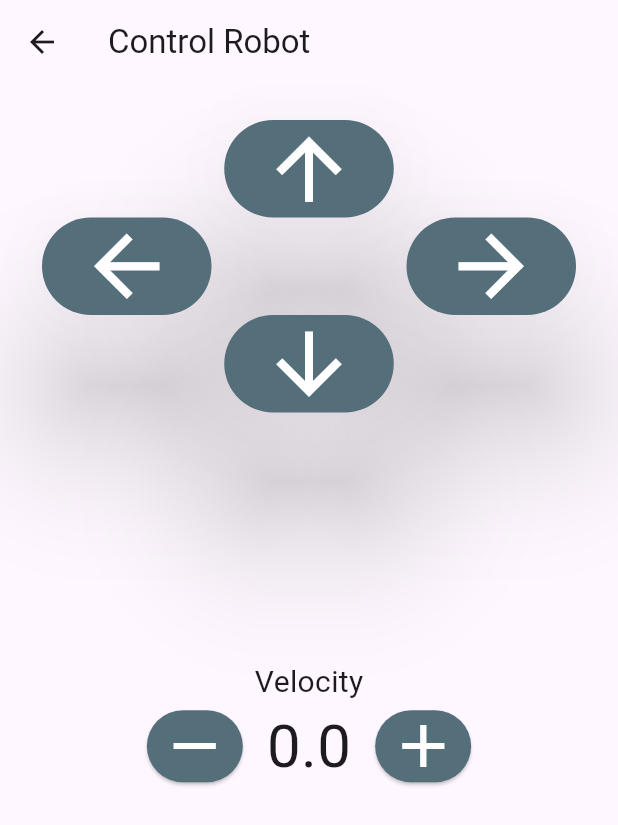
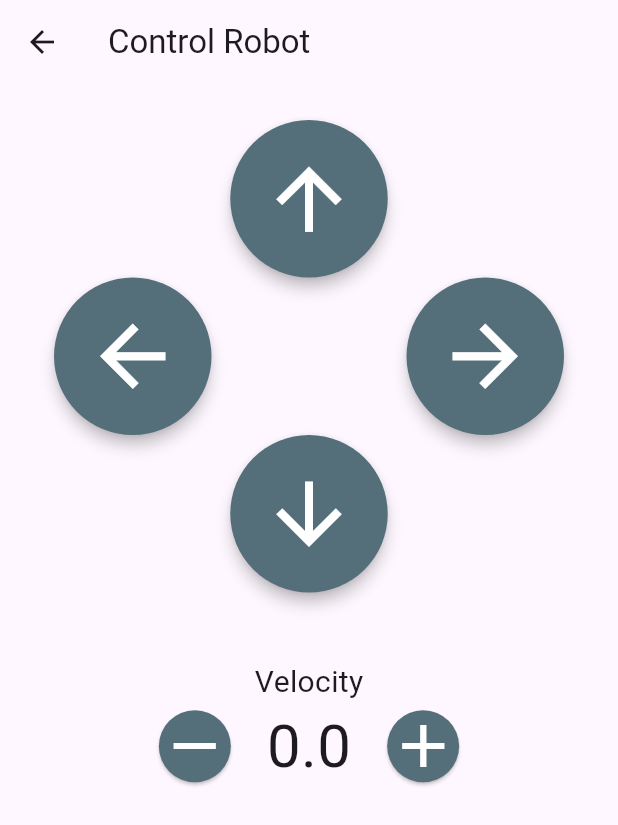
Before and after one commit to XavierGomez95/RemoteControl, a Flutter app: the ControlScreen screen opened directly, on a phone screen of 412 x 824 dp. Shown: the top 825 px of the screen. Run offline on Flutter 3.47's test engine with Material 3 defaults, Android fonts, the phone set to English and light mode, and no system bars.

Commit message:
ink
buttons ma beau_

```diff
--- a/lib/models/robot.dart
+++ b/lib/models/robot.dart
@@ -13,4 +13,10 @@ class Robot {
     this.rotations = 0,
     required this.position, // Inicializa con un valor predeterminado si es necesario
   });
+
+  set velocity(double velocity) {}
+
+  set lightOn(bool lightOn) {}
+
+  set packetColor(String packetColor) {}
 }
--- /dev/null
+++ b/lib/widgets/directionButton.dart
@@ -0,0 +1,30 @@
+import 'package:flutter/material.dart';
+
+
+class DirectionButton extends StatelessWidget {
+  final IconData icon;
+  final VoidCallback onPressed;
+  final double size;
+  final ButtonStyle style;
+
+  const DirectionButton({
+    super.key,
+    required this.icon,
+    required this.onPressed,
+    required this.size,
+    required this.style,
+  });
+
+  @override
+  Widget build(BuildContext context) {
+    return ElevatedButton(
+      style: style,
+      onPressed: onPressed,
+      child: Icon(
+        icon,
+        size: size / 2, // Tamaño del ícono relativo al del botón
+        color: Colors.white,
+      ),
+    );
+  }
+}
--- a/lib/widgets/direction_control.dart
+++ b/lib/widgets/direction_control.dart
@@ -1,4 +1,5 @@
 import 'package:flutter/material.dart';
+import 'package:remotecontrol/widgets/directionButton.dart';
 
 class DirectionControl extends StatelessWidget {
   final Function(String direction) onDirectionSelected;
@@ -7,19 +8,20 @@ class DirectionControl extends StatelessWidget {
   const DirectionControl({
     super.key,
     required this.onDirectionSelected,
-    this.buttonSize = 120.0, // Tamaño de los botones
+    this.buttonSize = 60.0, // Tamaño de los botones
   });
 
   @override
   Widget build(BuildContext context) {
     // Estilo para los botones
     final buttonStyle = ElevatedButton.styleFrom(
-      foregroundColor: Colors.white, primary: Colors.blueGrey[600], // Color del ícono
-      elevation: 40, // Sombra del botón
-      shape: RoundedRectangleBorder(
-        borderRadius: BorderRadius.circular(100), // Bordes redondeados
-      ),
+      foregroundColor: Colors.white,
+      primary: Colors.blueGrey[600], // Color del ícono
+      elevation: 4, // Sombra del botón (una sombra más sutil)
+      shape: CircleBorder(), // Esto creará un borde circular para el botón
+      padding: EdgeInsets.all(20), // Añade un poco de padding si quieres que los botones sean más grandes
     );
+
 
     return Padding(
       padding: const EdgeInsets.all(16.0), // Espacio alrededor de la grilla de botones
@@ -64,31 +66,3 @@ class DirectionControl extends StatelessWidget {
     );
   }
 }
-
-class DirectionButton extends StatelessWidget {
-  final IconData icon;
-  final VoidCallback onPressed;
-  final double size;
-  final ButtonStyle style;
-
-  const DirectionButton({
-    super.key,
-    required this.icon,
-    required this.onPressed,
-    required this.size,
-    required this.style,
-  });
-
-  @override
-  Widget build(BuildContext context) {
-    return ElevatedButton(
-      style: style,
-      onPressed: onPressed,
-      child: Icon(
-        icon,
-        size: size / 2, // Tamaño del ícono relativo al del botón
-        color: Colors.white,
-      ),
-    );
-  }
-}
--- a/lib/widgets/velocity_control.dart
+++ b/lib/widgets/velocity_control.dart
@@ -15,6 +15,7 @@ class _VelocityControlState extends State<VelocityControl> {
   void increaseVelocity() {
     setState(() {
       velocity++;
+
     });
   }
 
@@ -30,11 +31,8 @@ class _VelocityControlState extends State<VelocityControl> {
   Widget build(BuildContext context) {
     // Define el estilo del botón aquí para reutilizarlo en ambos botones
     final buttonStyle = ElevatedButton.styleFrom(
-      primary: Colors.blueGrey[600], // Asume esto es el color de tus botones de dirección
-      onPrimary: Colors.white, // Color del texto/icono
-      shape: RoundedRectangleBorder(
-        borderRadius: BorderRadius.circular(100), // Bordes redondeados
-      ),
+      foregroundColor: Colors.white, backgroundColor: Colors.blueGrey[600], // Color del texto/icono
+      shape: const CircleBorder(),
       padding: EdgeInsets.zero, // Elimina el padding predeterminado
     );
 
```
Also changed, not shown: lib/services/robot_service.dart (+26 -3 lines), lib/widgets/custom_button.dart (deleted).
